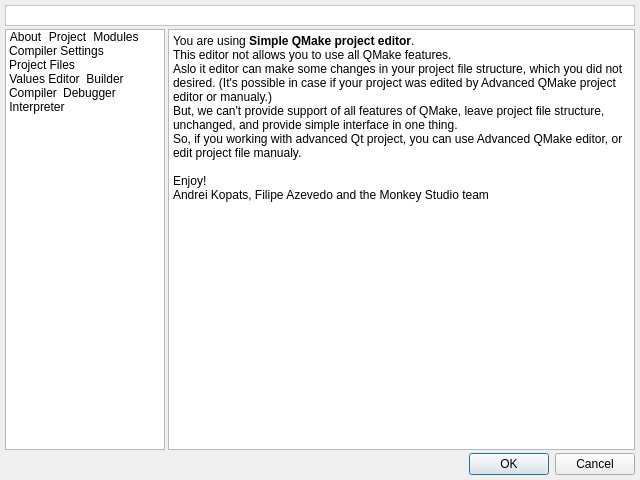
testmana2/mks, file v2/trunk/plugins/xup/QMake/src/gui/UISimpleQMakeEditor.ui: the form before one commit.
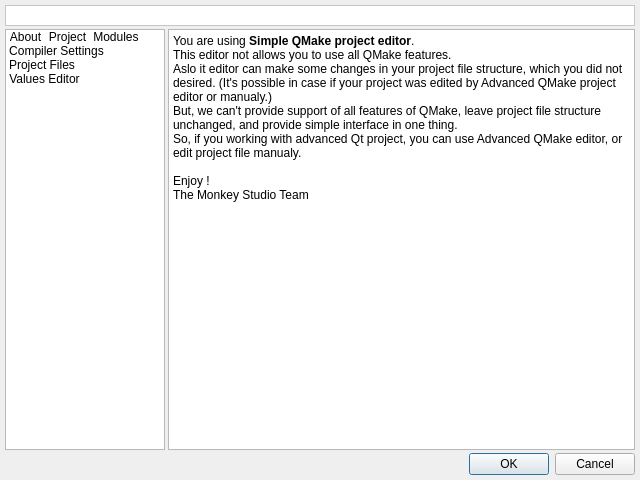
The form after the commit. Icons and pictures are not drawn.

Patch:
```diff
--- a/v2/trunk/plugins/xup/QMake/src/gui/UISimpleQMakeEditor.ui
+++ b/v2/trunk/plugins/xup/QMake/src/gui/UISimpleQMakeEditor.ui
@@ -99,42 +99,6 @@
         <normaloff>:/xupeditor/icons/xupeditor/values.png</normaloff>:/xupeditor/icons/xupeditor/values.png</iconset>
       </property>
      </item>
-     <item>
-      <property name="text" >
-       <string>Builder</string>
-      </property>
-      <property name="icon" >
-       <iconset resource="../../../../../monkey/src/resources/resources.qrc" >
-        <normaloff>:/xupeditor/icons/xupeditor/builder.png</normaloff>:/xupeditor/icons/xupeditor/builder.png</iconset>
-      </property>
-     </item>
-     <item>
-      <property name="text" >
-       <string>Compiler</string>
-      </property>
-      <property name="icon" >
-       <iconset resource="../../../../../monkey/src/resources/resources.qrc" >
-        <normaloff>:/xupeditor/icons/xupeditor/compiler.png</normaloff>:/xupeditor/icons/xupeditor/compiler.png</iconset>
-      </property>
-     </item>
-     <item>
-      <property name="text" >
-       <string>Debugger</string>
-      </property>
-      <property name="icon" >
-       <iconset resource="../../../../../monkey/src/resources/resources.qrc" >
-        <normaloff>:/xupeditor/icons/xupeditor/debugger.png</normaloff>:/xupeditor/icons/xupeditor/debugger.png</iconset>
-      </property>
-     </item>
-     <item>
-      <property name="text" >
-       <string>Interpreter</string>
-      </property>
-      <property name="icon" >
-       <iconset resource="../../../../../monkey/src/resources/resources.qrc" >
-        <normaloff>:/xupeditor/icons/xupeditor/interpreter.png</normaloff>:/xupeditor/icons/xupeditor/interpreter.png</iconset>
-      </property>
-     </item>
     </widget>
    </item>
    <item row="1" column="1" >
@@ -151,21 +115,21 @@
         <number>0</number>
        </property>
        <item>
-        <widget class="QTextBrowser" name="tbAbout" >
-         <property name="html" >
-          <string>&lt;!DOCTYPE HTML PUBLIC "-//W3C//DTD HTML 4.0//EN" "http://www.w3.org/TR/REC-html40/strict.dtd">
-&lt;html>&lt;head>&lt;meta name="qrichtext" content="1" />&lt;style type="text/css">
+        <widget class="QTextBrowser" name="tbAbout">
+         <property name="html">
+          <string>&lt;!DOCTYPE HTML PUBLIC &quot;-//W3C//DTD HTML 4.0//EN&quot; &quot;http://www.w3.org/TR/REC-html40/strict.dtd&quot;&gt;
+&lt;html&gt;&lt;head&gt;&lt;meta name=&quot;qrichtext&quot; content=&quot;1&quot; /&gt;&lt;style type=&quot;text/css&quot;&gt;
 p, li { white-space: pre-wrap; }
-&lt;/style>&lt;/head>&lt;body style=" font-family:'DejaVu Sans'; font-size:9pt; font-weight:400; font-style:normal;">
-&lt;p style=" margin-top:0px; margin-bottom:0px; margin-left:0px; margin-right:0px; -qt-block-indent:0; text-indent:0px; font-family:'Sans Serif';">You are using &lt;span style=" font-weight:600;">Simple QMake project editor&lt;/span>.&lt;/p>
-&lt;p style=" margin-top:0px; margin-bottom:0px; margin-left:0px; margin-right:0px; -qt-block-indent:0; text-indent:0px; font-family:'Sans Serif';">This editor not allows you to use all QMake features.&lt;/p>
-&lt;p style=" margin-top:0px; margin-bottom:0px; margin-left:0px; margin-right:0px; -qt-block-indent:0; text-indent:0px; font-family:'Sans Serif';">Aslo it editor can make some changes in your project file structure, which you did not desired. (It's possible in case if your project was edited by Advanced QMake project editor or manualy.)&lt;/p>
-&lt;p style=" margin-top:0px; margin-bottom:0px; margin-left:0px; margin-right:0px; -qt-block-indent:0; text-indent:0px; font-family:'Sans Serif';">But, we can't provide support of all features of QMake, leave project file structure, unchanged, and provide simple interface in one thing.&lt;/p>
-&lt;p style=" margin-top:0px; margin-bottom:0px; margin-left:0px; margin-right:0px; -qt-block-indent:0; text-indent:0px; font-family:'Sans Serif';">So, if you working with advanced Qt project, you can use Advanced QMake editor, or edit project file manualy. &lt;/p>
-&lt;p style="-qt-paragraph-type:empty; margin-top:0px; margin-bottom:0px; margin-left:0px; margin-right:0px; -qt-block-indent:0; text-indent:0px; font-family:'Sans Serif';">&lt;/p>
-&lt;p style=" margin-top:0px; margin-bottom:0px; margin-left:0px; margin-right:0px; -qt-block-indent:0; text-indent:0px; font-family:'Sans Serif';">Enjoy!&lt;/p>
-&lt;p style=" margin-top:0px; margin-bottom:0px; margin-left:0px; margin-right:0px; -qt-block-indent:0; text-indent:0px; font-family:'Sans Serif';">Andrei Kopats, Filipe Azevedo and the Monkey Studio team&lt;/p>
-&lt;p style="-qt-paragraph-type:empty; margin-top:0px; margin-bottom:0px; margin-left:0px; margin-right:0px; -qt-block-indent:0; text-indent:0px; font-family:'Sans Serif';">&lt;/p>&lt;/body>&lt;/html></string>
+&lt;/style&gt;&lt;/head&gt;&lt;body style=&quot; font-family:'DejaVu Sans'; font-size:8pt; font-weight:400; font-style:normal;&quot;&gt;
+&lt;p style=&quot; margin-top:0px; margin-bottom:0px; margin-left:0px; margin-right:0px; -qt-block-indent:0; text-indent:0px;&quot;&gt;&lt;span style=&quot; font-family:'Sans Serif'; font-size:9pt;&quot;&gt;You are using &lt;/span&gt;&lt;span style=&quot; font-family:'Sans Serif'; font-size:9pt; font-weight:600;&quot;&gt;Simple QMake project editor&lt;/span&gt;&lt;span style=&quot; font-family:'Sans Serif'; font-size:9pt;&quot;&gt;.&lt;/span&gt;&lt;/p&gt;
+&lt;p style=&quot; margin-top:0px; margin-bottom:0px; margin-left:0px; margin-right:0px; -qt-block-indent:0; text-indent:0px;&quot;&gt;&lt;span style=&quot; font-family:'Sans Serif'; font-size:9pt;&quot;&gt;This editor not allows you to use all QMake features.&lt;/span&gt;&lt;/p&gt;
+&lt;p style=&quot; margin-top:0px; margin-bottom:0px; margin-left:0px; margin-right:0px; -qt-block-indent:0; text-indent:0px;&quot;&gt;&lt;span style=&quot; font-family:'Sans Serif'; font-size:9pt;&quot;&gt;Aslo it editor can make some changes in your project file structure, which you did not desired. (It's possible in case if your project was edited by Advanced QMake project editor or manualy.)&lt;/span&gt;&lt;/p&gt;
+&lt;p style=&quot; margin-top:0px; margin-bottom:0px; margin-left:0px; margin-right:0px; -qt-block-indent:0; text-indent:0px;&quot;&gt;&lt;span style=&quot; font-family:'Sans Serif'; font-size:9pt;&quot;&gt;But, we can't provide support of all features of QMake, leave project file structure unchanged, and provide simple interface in one thing.&lt;/span&gt;&lt;/p&gt;
+&lt;p style=&quot; margin-top:0px; margin-bottom:0px; margin-left:0px; margin-right:0px; -qt-block-indent:0; text-indent:0px;&quot;&gt;&lt;span style=&quot; font-family:'Sans Serif'; font-size:9pt;&quot;&gt;So, if you working with advanced Qt project, you can use Advanced QMake editor, or edit project file manualy. &lt;/span&gt;&lt;/p&gt;
+&lt;p style=&quot;-qt-paragraph-type:empty; margin-top:0px; margin-bottom:0px; margin-left:0px; margin-right:0px; -qt-block-indent:0; text-indent:0px; font-family:'Sans Serif'; font-size:9pt;&quot;&gt;&lt;/p&gt;
+&lt;p style=&quot; margin-top:0px; margin-bottom:0px; margin-left:0px; margin-right:0px; -qt-block-indent:0; text-indent:0px;&quot;&gt;&lt;span style=&quot; font-family:'Sans Serif'; font-size:9pt;&quot;&gt;Enjoy !&lt;/span&gt;&lt;/p&gt;
+&lt;p style=&quot; margin-top:0px; margin-bottom:0px; margin-left:0px; margin-right:0px; -qt-block-indent:0; text-indent:0px;&quot;&gt;&lt;span style=&quot; font-family:'Sans Serif'; font-size:9pt;&quot;&gt;The Monkey Studio Team&lt;/span&gt;&lt;/p&gt;
+&lt;p style=&quot;-qt-paragraph-type:empty; margin-top:0px; margin-bottom:0px; margin-left:0px; margin-right:0px; -qt-block-indent:0; text-indent:0px; font-family:'Sans Serif'; font-size:9pt;&quot;&gt;&lt;/p&gt;&lt;/body&gt;&lt;/html&gt;</string>
          </property>
         </widget>
        </item>
```
Left out of the diff: 901 changed lines with no effect on the pictures.
